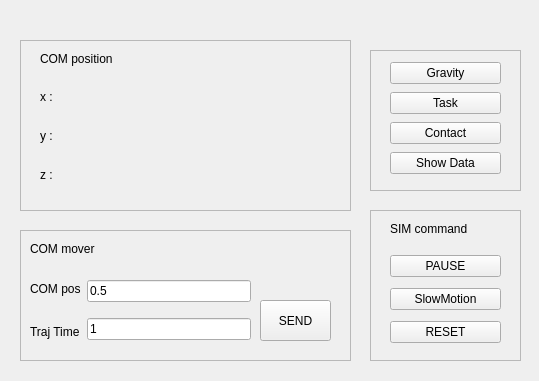
Old version of the form dyros_red_gui/resource/DyrosRed.ui in the repository saga0619/dyros_red.
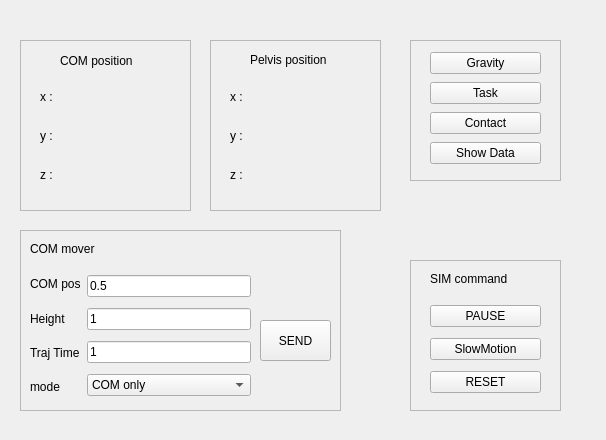
New version of the form.

Patch:
```diff
--- a/dyros_red_gui/resource/DyrosRed.ui
+++ b/dyros_red_gui/resource/DyrosRed.ui
@@ -6,8 +6,8 @@
    <rect>
     <x>0</x>
     <y>0</y>
-    <width>539</width>
-    <height>381</height>
+                <width>606</width>
+                <height>440</height>
    </rect>
   </property>
   <property name="windowTitle">
@@ -18,8 +18,8 @@
     <rect>
      <x>20</x>
      <y>230</y>
-     <width>331</width>
-     <height>131</height>
+                    <width>321</width>
+                    <height>181</height>
     </rect>
    </property>
    <property name="frameShape">
@@ -34,7 +34,7 @@
       <x>10</x>
       <y>40</y>
       <width>221</width>
-      <height>80</height>
+                        <height>131</height>
      </rect>
     </property>
     <layout class="QHBoxLayout" name="horizontalLayout">
@@ -47,6 +47,13 @@
          </property>
         </widget>
        </item>
+                            <item>
+                                <widget class="QLabel" name="label_12">
+                                    <property name="text">
+                                        <string>Height</string>
+                                    </property>
+                                </widget>
+                            </item>
        <item>
         <widget class="QLabel" name="label_5">
          <property name="text">
@@ -54,6 +61,13 @@
          </property>
         </widget>
        </item>
+                            <item>
+                                <widget class="QLabel" name="label_13">
+                                    <property name="text">
+                                        <string>mode</string>
+                                    </property>
+                                </widget>
+                            </item>
       </layout>
      </item>
      <item>
@@ -68,6 +82,13 @@
          </property>
         </widget>
        </item>
+                            <item>
+                                <widget class="QLineEdit" name="text_height">
+                                    <property name="text">
+                                        <string>1</string>
+                                    </property>
+                                </widget>
+                            </item>
        <item>
         <widget class="QLineEdit" name="text_time">
          <property name="toolTip">
@@ -78,6 +99,30 @@
          </property>
         </widget>
        </item>
+                            <item>
+                                <widget class="QComboBox" name="comboBox">
+                                    <item>
+                                        <property name="text">
+                                            <string>COM only</string>
+                                        </property>
+                                    </item>
+                                    <item>
+                                        <property name="text">
+                                            <string>Pelvis with Arms</string>
+                                        </property>
+                                    </item>
+                                    <item>
+                                        <property name="text">
+                                            <string>Pelvis only</string>
+                                        </property>
+                                    </item>
+                                    <item>
+                                        <property name="text">
+                                            <string>Pelvis COM combined</string>
+                                        </property>
+                                    </item>
+                                </widget>
+                            </item>
       </layout>
      </item>
     </layout>
@@ -99,7 +144,7 @@
     <property name="geometry">
      <rect>
       <x>240</x>
-      <y>70</y>
+                        <y>90</y>
       <width>71</width>
       <height>41</height>
      </rect>
@@ -112,8 +157,8 @@
   <widget class="QFrame" name="frame_2">
    <property name="geometry">
     <rect>
-     <x>370</x>
-     <y>50</y>
+                    <x>410</x>
+                    <y>40</y>
      <width>151</width>
      <height>141</height>
     </rect>
@@ -173,7 +218,7 @@
     <rect>
      <x>20</x>
      <y>40</y>
-     <width>331</width>
+                    <width>171</width>
      <height>171</height>
     </rect>
    </property>
@@ -188,7 +233,7 @@
      <rect>
       <x>60</x>
       <y>40</y>
-      <width>251</width>
+                        <width>91</width>
       <height>111</height>
      </rect>
     </property>
@@ -255,10 +300,10 @@
    <widget class="QLabel" name="label_10">
     <property name="geometry">
      <rect>
-      <x>20</x>
+                        <x>40</x>
       <y>10</y>
-      <width>131</width>
-      <height>17</height>
+                        <width>91</width>
+                        <height>21</height>
      </rect>
     </property>
     <property name="text">
@@ -269,8 +314,8 @@
   <widget class="QFrame" name="frame_4">
    <property name="geometry">
     <rect>
-     <x>370</x>
-     <y>210</y>
+                    <x>410</x>
+                    <y>260</y>
      <width>151</width>
      <height>151</height>
     </rect>
@@ -328,6 +373,104 @@
     </property>
    </widget>
   </widget>
+        <widget class="QFrame" name="frame_5">
+            <property name="geometry">
+                <rect>
+                    <x>210</x>
+                    <y>40</y>
+                    <width>171</width>
+                    <height>171</height>
+                </rect>
+            </property>
+            <property name="frameShape">
+                <enum>QFrame::StyledPanel</enum>
+            </property>
+            <property name="frameShadow">
+                <enum>QFrame::Raised</enum>
+            </property>
+            <widget class="QWidget" name="verticalLayoutWidget_4">
+                <property name="geometry">
+                    <rect>
+                        <x>60</x>
+                        <y>40</y>
+                        <width>91</width>
+                        <height>111</height>
+                    </rect>
+                </property>
+                <layout class="QVBoxLayout" name="verticalLayout_7">
+                    <item>
+                        <widget class="QLabel" name="label_14">
+                            <property name="autoFillBackground">
+                                <bool>false</bool>
+                            </property>
+                            <property name="text">
+                                <string/>
+                            </property>
+                        </widget>
+                    </item>
+                    <item>
+                        <widget class="QLabel" name="label_15">
+                            <property name="text">
+                                <string/>
+                            </property>
+                        </widget>
+                    </item>
+                    <item>
+                        <widget class="QLabel" name="label_16">
+                            <property name="text">
+                                <string/>
+                            </property>
+                        </widget>
+                    </item>
+                </layout>
+            </widget>
+            <widget class="QWidget" name="verticalLayoutWidget_6">
+                <property name="geometry">
+                    <rect>
+                        <x>20</x>
+                        <y>40</y>
+                        <width>31</width>
+                        <height>111</height>
+                    </rect>
+                </property>
+                <layout class="QVBoxLayout" name="verticalLayout_8">
+                    <item>
+                        <widget class="QLabel" name="label_17">
+                            <property name="text">
+                                <string>x :</string>
+                            </property>
+                        </widget>
+                    </item>
+                    <item>
+                        <widget class="QLabel" name="label_18">
+                            <property name="text">
+                                <string>y :</string>
+                            </property>
+                        </widget>
+                    </item>
+                    <item>
+                        <widget class="QLabel" name="label_19">
+                            <property name="text">
+                                <string>z :</string>
+                            </property>
+                        </widget>
+                    </item>
+                </layout>
+            </widget>
+            <widget class="QLabel" name="label_20">
+                <property name="geometry">
+                    <rect>
+                        <x>40</x>
+                        <y>9</y>
+                        <width>101</width>
+                        <height>21</height>
+                    </rect>
+                </property>
+                <property name="text">
+                    <string>Pelvis position</string>
+                </property>
+            </widget>
+        </widget>
  </widget>
  <resources/>
  <connections/>
```
Lines whose indentation alone changed are shown as unchanged.
